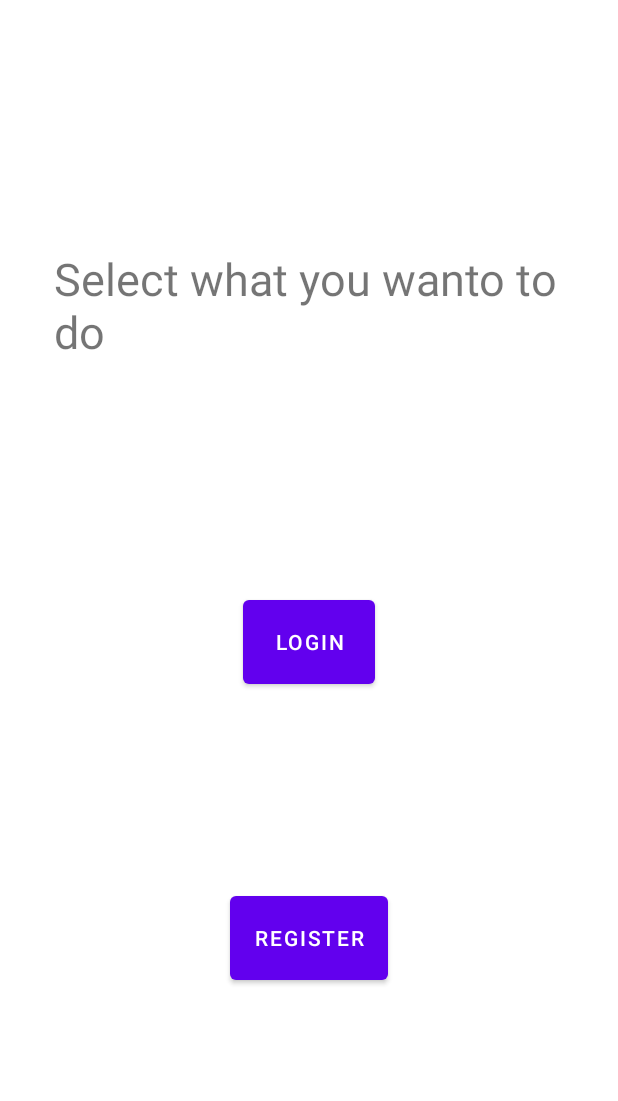
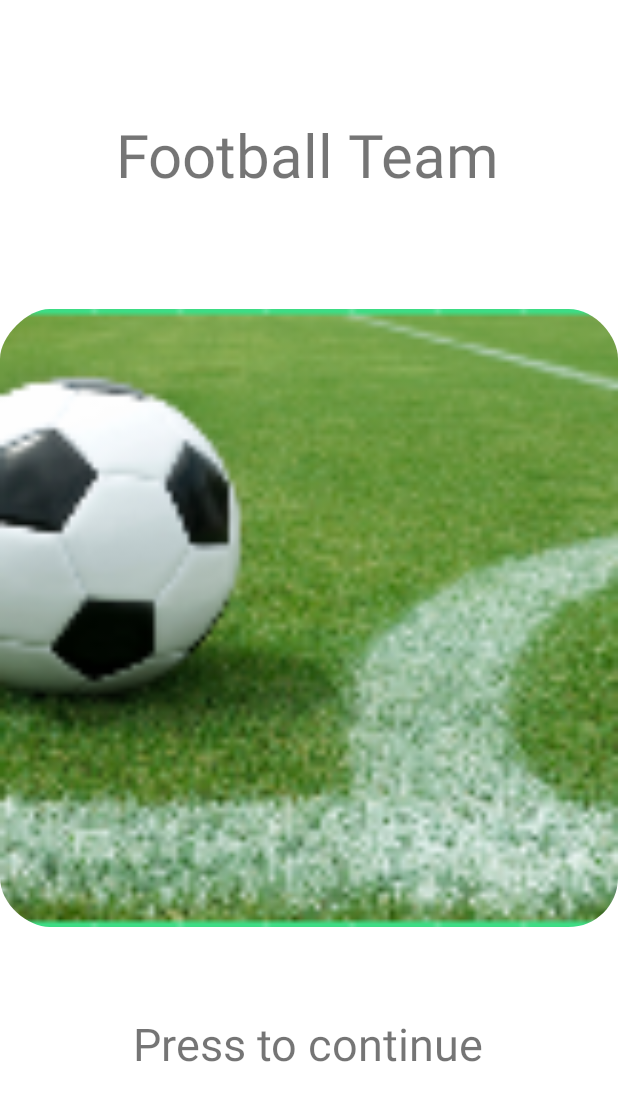
Before and after one commit to Tamagosci/FootballTeam, an Android app: the screen it shows after launch (SelectionActivity before the commit, imageFirstActivity after it), on a phone screen of 412 x 824 dp. Shown: the top 1101 px of the screen. Run offline under Robolectric (Android 15) with nearby library versions, the phone set to English and light mode, and no system bars.

Commit message:
Creazione ImageFirstActivity

```diff
--- a/app/src/main/java/com/dispositivimobili/footballteam/SelectionActivity.kt
+++ b/app/src/main/java/com/dispositivimobili/footballteam/SelectionActivity.kt
@@ -2,8 +2,6 @@ package com.dispositivimobili.footballteam
 
 import android.content.Intent
 import android.os.Bundle
-import android.view.View
-import android.widget.Button
 import androidx.appcompat.app.AppCompatActivity
 import kotlinx.android.synthetic.main.activity_selection.*
 
@@ -12,13 +10,12 @@ class SelectionActivity : AppCompatActivity() {
         super.onCreate(savedInstanceState)
         setContentView(R.layout.activity_selection)
 
-        buttonLogin.setOnClickListener{
+        buttonLoginSelectionActivity.setOnClickListener{
             val intent = Intent(this@SelectionActivity, LoginActivity::class.java)
-            intent.putExtra("selectionActivity", 0)
-            startActivityForResult(intent, 1)
+            startActivity(intent)
         }
 
-        buttonRegister.setOnClickListener{
+        buttonRegisterSelectionActivity.setOnClickListener{
             val intent = Intent(this@SelectionActivity, RegisterActivity::class.java)
             startActivity(intent)
         }
--- /dev/null
+++ b/app/src/main/java/com/dispositivimobili/footballteam/imageFirstActivity.kt
@@ -0,0 +1,18 @@
+package com.dispositivimobili.footballteam
+
+import android.content.Intent
+import androidx.appcompat.app.AppCompatActivity
+import android.os.Bundle
+import kotlinx.android.synthetic.main.activity_image_first.*
+
+class imageFirstActivity : AppCompatActivity() {
+    override fun onCreate(savedInstanceState: Bundle?) {
+        super.onCreate(savedInstanceState)
+        setContentView(R.layout.activity_image_first)
+
+        imageViewImageFirstActivity.setOnClickListener{
+            val intent = Intent(this, SelectionActivity::class.java)
+            startActivity(intent)
+        }
+    }
+}
--- /dev/null
+++ b/app/src/main/res/layout/activity_image_first.xml
@@ -0,0 +1,46 @@
+<?xml version="1.0" encoding="utf-8"?>
+<androidx.constraintlayout.widget.ConstraintLayout xmlns:android="http://schemas.android.com/apk/res/android"
+    xmlns:app="http://schemas.android.com/apk/res-auto"
+    xmlns:tools="http://schemas.android.com/tools"
+    android:layout_width="match_parent"
+    android:layout_height="match_parent"
+    tools:context=".imageFirstActivity">
+
+    <ImageView
+        android:id="@+id/imageViewImageFirstActivity"
+        android:layout_width="0dp"
+        android:layout_height="0dp"
+        app:layout_constraintBottom_toBottomOf="parent"
+        app:layout_constraintEnd_toEndOf="parent"
+        app:layout_constraintStart_toStartOf="parent"
+        app:layout_constraintTop_toTopOf="parent"
+        app:layout_constraintVertical_bias="0.0"
+        app:srcCompat="@mipmap/ic_imagefootball_round" />
+
+    <TextView
+        android:id="@+id/textViewImageFirstActivity_2"
+        android:layout_width="wrap_content"
+        android:layout_height="wrap_content"
+        android:text="@string/press_continue"
+        android:textSize="30dp"
+        app:layout_constraintBottom_toBottomOf="parent"
+        app:layout_constraintEnd_toEndOf="parent"
+        app:layout_constraintHorizontal_bias="0.497"
+        app:layout_constraintStart_toStartOf="parent"
+        app:layout_constraintTop_toBottomOf="@+id/textViewImageFirstActivity_1"
+        app:layout_constraintVertical_bias="0.835" />
+
+    <TextView
+        android:id="@+id/textViewImageFirstActivity_1"
+        android:layout_width="wrap_content"
+        android:layout_height="wrap_content"
+        android:layout_marginTop="76dp"
+        android:text="@string/app_name"
+        android:textSize="40dp"
+        app:layout_constraintEnd_toEndOf="parent"
+        app:layout_constraintHorizontal_bias="0.496"
+        app:layout_constraintStart_toStartOf="parent"
+        app:layout_constraintTop_toTopOf="parent" />
+
+
+</androidx.constraintlayout.widget.ConstraintLayout>
--- a/app/src/main/res/layout/activity_selection.xml
+++ b/app/src/main/res/layout/activity_selection.xml
@@ -7,12 +7,12 @@
     android:padding="36dp">
 
     <TextView
-        android:id="@+id/textView2"
+        android:id="@+id/textViewSelectionActivity"
         android:layout_width="0dp"
         android:layout_height="100dp"
         android:text="@string/select"
         android:textSize="30sp"
-        app:layout_constraintBottom_toTopOf="@+id/buttonLogin"
+        app:layout_constraintBottom_toTopOf="@+id/buttonLoginSelectionActivity"
         app:layout_constraintEnd_toEndOf="parent"
         app:layout_constraintHorizontal_bias="0.5"
         app:layout_constraintStart_toStartOf="parent"
@@ -20,18 +20,18 @@
         app:layout_constraintVertical_bias="0.544" />
 
     <Button
-        android:id="@+id/buttonLogin"
+        android:id="@+id/buttonLoginSelectionActivity"
         android:layout_width="wrap_content"
         android:layout_height="68dp"
         android:text="@string/signin"
-        app:layout_constraintBottom_toTopOf="@+id/buttonRegister"
+        app:layout_constraintBottom_toTopOf="@+id/buttonRegisterSelectionActivity"
         app:layout_constraintEnd_toEndOf="parent"
         app:layout_constraintHorizontal_bias="0.5"
         app:layout_constraintStart_toStartOf="parent"
-        app:layout_constraintTop_toBottomOf="@+id/textView2" />
+        app:layout_constraintTop_toBottomOf="@+id/textViewSelectionActivity" />
 
     <Button
-        android:id="@+id/buttonRegister"
+        android:id="@+id/buttonRegisterSelectionActivity"
         android:layout_width="wrap_content"
         android:layout_height="68dp"
         android:text="@string/register"
@@ -39,6 +39,6 @@
         app:layout_constraintEnd_toEndOf="parent"
         app:layout_constraintHorizontal_bias="0.5"
         app:layout_constraintStart_toStartOf="parent"
-        app:layout_constraintTop_toBottomOf="@+id/buttonLogin"
+        app:layout_constraintTop_toBottomOf="@+id/buttonLoginSelectionActivity"
         app:layout_constraintVertical_bias="0.319" />
 </androidx.constraintlayout.widget.ConstraintLayout>
--- a/app/src/main/res/values/colors.xml
+++ b/app/src/main/res/values/colors.xml
@@ -6,5 +6,6 @@
     <color name="teal_200">#FF03DAC5</color>
     <color name="teal_700">#FF018786</color>
     <color name="black">#FF000000</color>
+    <color name="green">#00FF00</color>
     <color name="white">#FFFFFFFF</color>
 </resources>
--- a/app/src/main/res/values/strings.xml
+++ b/app/src/main/res/values/strings.xml
@@ -7,21 +7,26 @@
     <string name="next">Next</string>
     <string name="previous">Previous</string>
 
-    <string name="hello_first_fragment">Hello first fragment</string>
-    <string name="hello_second_fragment">Hello second fragment. Arg: %1$s</string>
+    <string name="press_continue">Press to continue</string>
+
+    <string name="select">Select what you wanto to do</string>
+    <string name="signin">LOGIN</string>
+    <string name="register">REGISTER</string>
+
     <string name="email_address">email address</string>
     <string name="password">password</string>
-    <string name="signin">LOGIN</string>
     <string name="info_username_password">The password cannot be blank and must contain at least 4 characters. The email address must be a valide address</string>
     <string name="invalid_email">invalid email</string>
     <string name="invalid_password">invalid password</string>
+
     <string name="insert_data">Insert your date</string>
     <string name="insert_name">Name</string>
     <string name="insert_surname">Surname</string>
     <string name="insert_email">Email</string>
     <string name="insert_phone">Phone</string>
     <string name="insert_password">Password</string>
-    <string name="register">REGISTER</string>
-    <string name="select">Select what you wanto to do</string>
+
+    <string name="hello_first_fragment">Hello first fragment</string>
+    <string name="hello_second_fragment">Hello second fragment. Arg: %1$s</string>
 
 </resources>
```
Also changed, not shown: app/src/main/AndroidManifest.xml (+4 -3 lines), app/src/main/java/com/dispositivimobili/footballteam/LoginActivity.kt (+4 -5 lines), app/src/main/java/com/dispositivimobili/footballteam/RegisterActivity.kt (+4 -6 lines), app/src/main/res/layout/activity_login.xml (+13 -13 lines), app/src/main/res/layout/activity_register.xml (+20 -19 lines).
